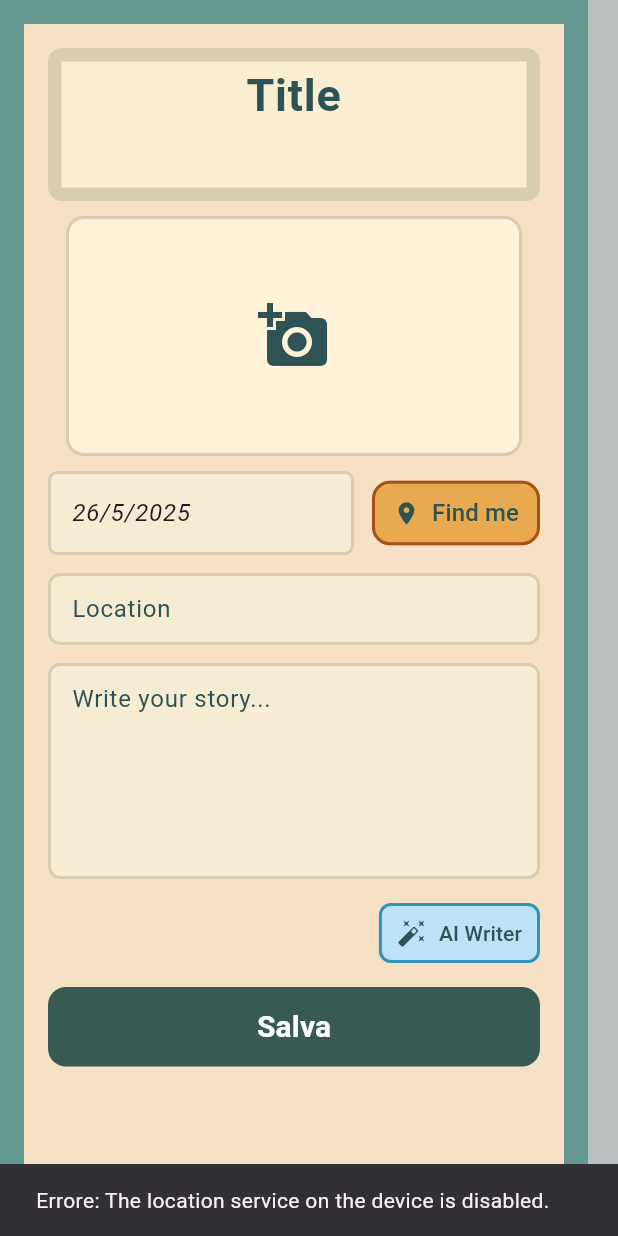
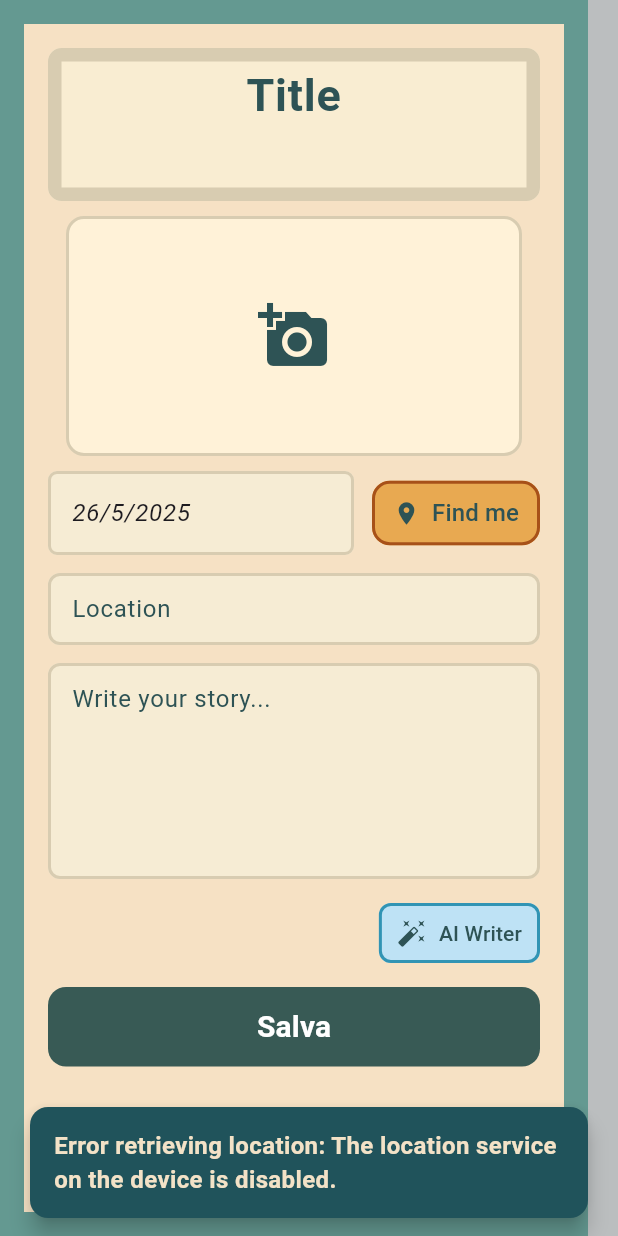
Before and after one commit to lpjr03/Itinereo, a Flutter app: the AddDiaryEntryPage screen opened directly with empty values, after a tap on "Find me", on a phone screen of 412 x 824 dp. Run offline on Flutter 3.47's test engine with Material 3 defaults, Android fonts, the phone set to English and light mode, and no system bars; drawn by our look-alikes of carousel_slider; our stand-ins replace cloud_firestore, device_info_plus, firebase_ai, firebase_auth, firebase_core, firebase_storage and 6 more; accounts and stored records are empty; Roboto replaces fonts that are missing (Raleway).

Commit message:
add new snackbar in add diary page screen

```diff
--- a/lib/add_diary_page.dart
+++ b/lib/add_diary_page.dart
@@ -9,6 +9,7 @@ import 'package:itinereo/services/google_service.dart';
 import 'package:itinereo/services/local_diary_db.dart';
 import 'package:itinereo/widgets/alert_widget.dart';
 import 'package:itinereo/widgets/loading_dialog.dart';
+import 'package:itinereo/widgets/snackbar.dart';
 import 'package:uuid/uuid.dart';
 import '../models/diary_entry.dart';
 import 'services/diary_service.dart';
@@ -77,9 +78,7 @@ class _AddDiaryEntryPageState extends State<AddDiaryEntryPage> {
       if (context.mounted) Navigator.pop(context);
     } catch (e) {
       setState(() => _isSubmitting = false);
-      ScaffoldMessenger.of(context).showSnackBar(
-        SnackBar(content: Text('Errore durante il salvataggio: $e')),
-      );
+      ItinereoSnackBar.show(context, "Error saving entry: ${e.toString()}");
     }
   }
 
@@ -452,7 +451,7 @@ class _AddDiaryEntryPageState extends State<AddDiaryEntryPage> {
                         style: ElevatedButton.styleFrom(
                           backgroundColor: const Color(
                             0xFF385A55,
-                          ), // verde scuro
+                          ),
                           foregroundColor: Colors.white,
                           padding: const EdgeInsets.symmetric(
                             horizontal: 28,
@@ -489,7 +488,7 @@ void _handleMapButtonPressed(BuildContext context) async {
     final position = await GeolocatorService().getCurrentLocation();
     final location = await GeolocatorService().getCityAndCountryFromPosition(position);
 
-    Navigator.of(context, rootNavigator: true).pop(); // chiudi il dialog
+    Navigator.of(context, rootNavigator: true).pop();
 
     setState(() {
       _latitude = position.latitude;
@@ -497,11 +496,8 @@ void _handleMapButtonPressed(BuildContext context) async {
       _locationController.text = location;
     });
   } catch (e) {
-    Navigator.of(context, rootNavigator: true).pop(); // chiudi in ogni caso
-
-    ScaffoldMessenger.of(context).showSnackBar(
-      SnackBar(content: Text("Errore: ${e.toString()}")),
-    );
+    Navigator.of(context, rootNavigator: true).pop();
+    ItinereoSnackBar.show(context, "Error retrieving location: ${e.toString()}");
   }
 }
 
@@ -525,18 +521,14 @@ Position position = Position(latitude: latitude, longitude: longitude, timestamp
       location = await GeolocatorService().getCityAndCountryFromPosition(position);
     } catch (e) {
       Navigator.of(context, rootNavigator: true).pop();
-      ScaffoldMessenger.of(context).showSnackBar(
-        SnackBar(content: Text("Errore nel recupero della posizione: ${e.toString()}")),
-      );
+      ItinereoSnackBar.show(context, "Error retrieving location: ${e.toString()}");
       return;
   }
 } else {
 location = optionalLocation;
   if (location.isEmpty) {
     Navigator.of(context, rootNavigator: true).pop();
-    ScaffoldMessenger.of(context).showSnackBar(
-      const SnackBar(content: Text("Errore: posizione non valida.")),
-    );
+    ItinereoSnackBar.show(context, "Error retrieving location: please provide a valid location.");
     return;
   }
 }
@@ -562,9 +554,7 @@ location = optionalLocation;
   } catch (e) {
     Navigator.of(context, rootNavigator: true).pop();
 
-    ScaffoldMessenger.of(context).showSnackBar(
-      SnackBar(content: Text("Errore: ${e.toString()}")),
-    );
+    ItinereoSnackBar.show(context, "Error generating description: ${e.toString()}");
   }
 }
 }
```
